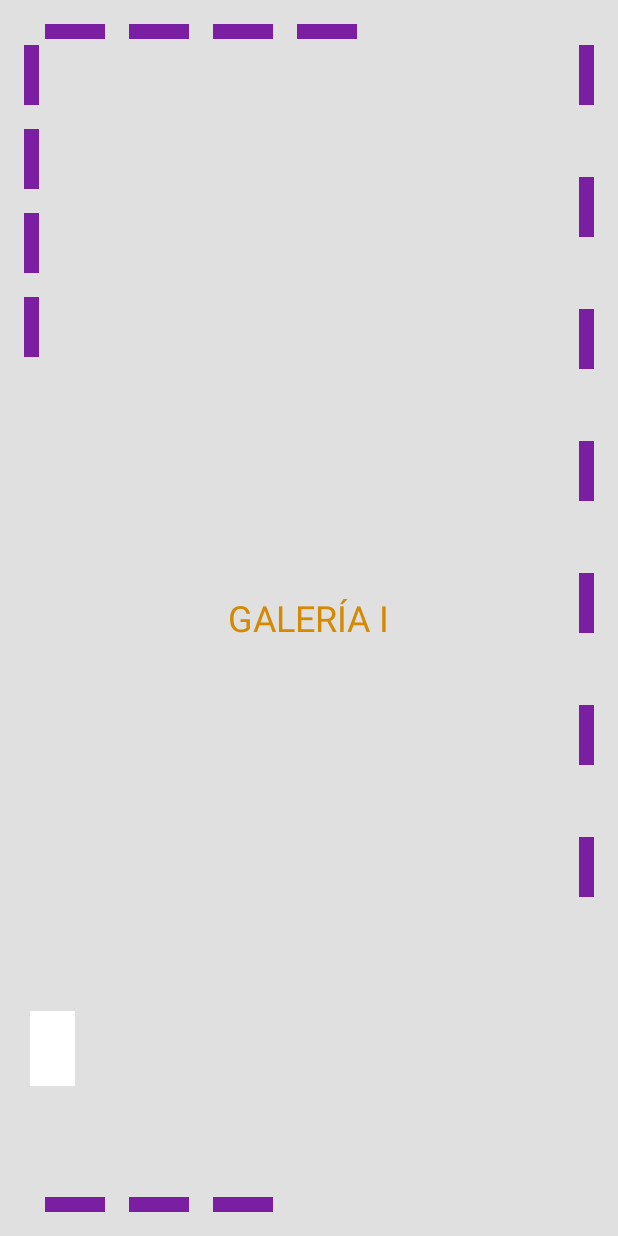
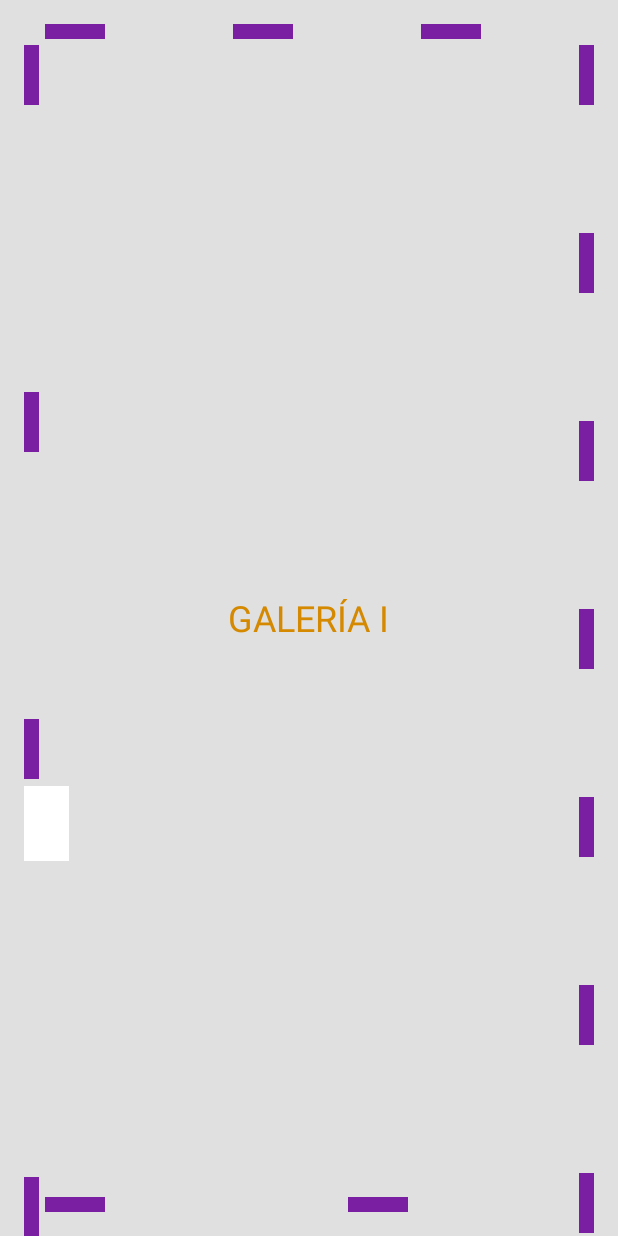
Before and after one commit to LucelyMendoza/ProyectoFinal_IDNP, an Android app: the layout activity_main.xml on its own in the app's theme, with its tools: preview values and no code run, on a phone screen of 412 x 824 dp. Run offline under Robolectric (Android 15) with nearby library versions, the phone set to English and light mode, and no system bars; Roboto replaces fonts that are not available here.

Commit message:
Correccion de medidas de GALERIA I

```diff
--- a/app/src/main/res/layout/activity_main.xml
+++ b/app/src/main/res/layout/activity_main.xml
@@ -14,17 +14,18 @@
         android:layout_centerInParent="true" />
 
     <!-- Puerta -->
+
+    <!-- Pinturas derecha -->
     <View
         android:id="@+id/door"
         android:layout_width="30dp"
         android:layout_height="50dp"
-        android:background="#FFFFFF"
         android:layout_alignParentStart="true"
         android:layout_alignParentBottom="true"
-        android:layout_marginStart="20dp"
-        android:layout_marginBottom="100dp"/>
+        android:layout_marginStart="16dp"
+        android:layout_marginBottom="250dp"
+        android:background="#FFFFFF" />
 
-    <!-- Pinturas derecha -->
     <View
         android:id="@+id/painting_right_1"
         android:layout_width="10dp"
@@ -40,7 +41,7 @@
         android:layout_height="40dp"
         android:layout_below="@id/painting_right_1"
         android:layout_alignParentEnd="true"
-        android:layout_marginTop="48dp"
+        android:layout_marginTop="85dp"
         android:layout_marginEnd="16dp"
         android:background="#7B1FA2" />
 
@@ -50,7 +51,7 @@
         android:layout_height="40dp"
         android:layout_below="@id/painting_right_2"
         android:layout_alignParentEnd="true"
-        android:layout_marginTop="48dp"
+        android:layout_marginTop="85dp"
         android:layout_marginEnd="16dp"
         android:background="#7B1FA2" />
 
@@ -60,7 +61,7 @@
         android:layout_height="40dp"
         android:layout_below="@id/painting_right_3"
         android:layout_alignParentEnd="true"
-        android:layout_marginTop="48dp"
+        android:layout_marginTop="85dp"
         android:layout_marginEnd="16dp"
         android:background="#7B1FA2" />
 
@@ -70,7 +71,7 @@
         android:layout_height="40dp"
         android:layout_below="@id/painting_right_4"
         android:layout_alignParentEnd="true"
-        android:layout_marginTop="48dp"
+        android:layout_marginTop="85dp"
         android:layout_marginEnd="16dp"
         android:background="#7B1FA2" />
 
@@ -80,21 +81,21 @@
         android:layout_height="40dp"
         android:layout_below="@id/painting_right_5"
         android:layout_alignParentEnd="true"
-        android:layout_marginTop="48dp"
+        android:layout_marginTop="85dp"
         android:layout_marginEnd="16dp"
         android:background="#7B1FA2" />
 
+    <!-- Pinturas arriba -->
     <View
         android:id="@+id/painting_right_7"
         android:layout_width="10dp"
         android:layout_height="40dp"
         android:layout_below="@id/painting_right_6"
         android:layout_alignParentEnd="true"
-        android:layout_marginTop="48dp"
+        android:layout_marginTop="85dp"
         android:layout_marginEnd="16dp"
         android:background="#7B1FA2" />
 
-    <!-- Pinturas arriba -->
     <View
         android:id="@+id/painting_top_1"
         android:layout_width="40dp"
@@ -108,33 +109,33 @@
         android:id="@+id/painting_top_2"
         android:layout_width="40dp"
         android:layout_height="10dp"
-        android:background="#7B1FA2"
+        android:layout_alignParentTop="true"
+        android:layout_marginStart="85dp"
+        android:layout_marginTop="16dp"
         android:layout_toEndOf="@id/painting_top_1"
-        android:layout_marginStart="16dp"
-        android:layout_alignParentTop="true"
-        android:layout_marginTop="16dp" />
+        android:background="#7B1FA2" />
 
     <View
         android:id="@+id/painting_top_3"
         android:layout_width="40dp"
         android:layout_height="10dp"
-        android:background="#7B1FA2"
+        android:layout_alignParentTop="true"
+        android:layout_marginStart="85dp"
+        android:layout_marginTop="16dp"
         android:layout_toEndOf="@id/painting_top_2"
-        android:layout_marginStart="16dp"
-        android:layout_alignParentTop="true"
-        android:layout_marginTop="16dp" />
+        android:background="#7B1FA2" />
 
+    <!-- Pinturas izquierda -->
     <View
         android:id="@+id/painting_top_4"
         android:layout_width="40dp"
         android:layout_height="10dp"
-        android:background="#7B1FA2"
+        android:layout_alignParentTop="true"
+        android:layout_marginStart="94dp"
+        android:layout_marginTop="14dp"
         android:layout_toEndOf="@id/painting_top_3"
-        android:layout_marginStart="16dp"
-        android:layout_alignParentTop="true"
-        android:layout_marginTop="16dp" />
+        android:background="#7B1FA2" />
 
-    <!-- Pinturas izquierda -->
     <View
         android:id="@+id/painting_left_1"
         android:layout_width="10dp"
@@ -144,37 +145,38 @@
         android:layout_marginStart="16dp"
         android:layout_marginTop="30dp" />
 
+    <!-- Pinturas abajo -->
+
     <View
         android:id="@+id/painting_left_2"
         android:layout_width="10dp"
         android:layout_height="40dp"
-        android:background="#7B1FA2"
         android:layout_below="@id/painting_left_1"
         android:layout_alignParentStart="true"
         android:layout_marginStart="16dp"
-        android:layout_marginTop="16dp" />
+        android:layout_marginTop="191dp"
+        android:background="#7B1FA2" />
 
     <View
         android:id="@+id/painting_left_3"
         android:layout_width="10dp"
         android:layout_height="40dp"
-        android:background="#7B1FA2"
         android:layout_below="@id/painting_left_2"
         android:layout_alignParentStart="true"
         android:layout_marginStart="16dp"
-        android:layout_marginTop="16dp" />
+        android:layout_marginTop="178dp"
+        android:background="#7B1FA2" />
 
     <View
         android:id="@+id/painting_left_4"
         android:layout_width="10dp"
         android:layout_height="40dp"
-        android:background="#7B1FA2"
         android:layout_below="@id/painting_left_3"
         android:layout_alignParentStart="true"
         android:layout_marginStart="16dp"
-        android:layout_marginTop="16dp" />
+        android:layout_marginTop="265dp"
+        android:background="#7B1FA2" />
 
-    <!-- Pinturas abajo -->
     <View
         android:id="@+id/painting_bottom_1"
         android:layout_width="40dp"
@@ -188,20 +190,20 @@
         android:id="@+id/painting_bottom_2"
         android:layout_width="40dp"
         android:layout_height="10dp"
-        android:background="#7B1FA2"
+        android:layout_alignParentBottom="true"
+        android:layout_marginStart="162dp"
+        android:layout_marginBottom="16dp"
         android:layout_toEndOf="@id/painting_bottom_1"
-        android:layout_marginStart="16dp"
-        android:layout_alignParentBottom="true"
-        android:layout_marginBottom="16dp" />
+        android:background="#7B1FA2" />
 
     <View
         android:id="@+id/painting_bottom_3"
         android:layout_width="40dp"
         android:layout_height="10dp"
-        android:background="#7B1FA2"
+        android:layout_alignParentBottom="true"
+        android:layout_marginStart="162dp"
+        android:layout_marginBottom="16dp"
         android:layout_toEndOf="@id/painting_bottom_2"
-        android:layout_marginStart="16dp"
-        android:layout_alignParentBottom="true"
-        android:layout_marginBottom="16dp" />
+        android:background="#7B1FA2" />
 
 </RelativeLayout>
```
